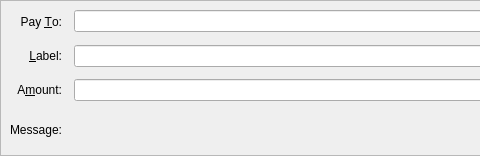
Before: the Qt Designer form src/qt/forms/sendcoinsentry.ui in ZENZO-Ecosystem/ZENZO-Core-Archive, drawn with Qt 5; both pictures show x 0 to 480 and y 0 to 156 of the 729 by 156 pixel window.
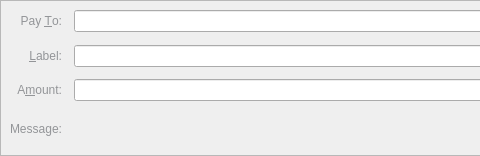
After: the same form once the commit is applied. Icons and pictures are not drawn. Custom widgets are drawn as their Qt base class.

```diff
--- a/src/qt/forms/sendcoinsentry.ui
+++ b/src/qt/forms/sendcoinsentry.ui
@@ -33,7 +33,7 @@
     <item row="2" column="0">
      <widget class="QLabel" name="amountLabel">
       <property name="text">
-       <string>A&amp;mount:</string>
+       <string>&lt;html&gt;&lt;head/&gt;&lt;body&gt;&lt;p&gt;&lt;span style=&quot; color:#939598;&quot;&gt;A&amp;amp;mount:&lt;/span&gt;&lt;/p&gt;&lt;/body&gt;&lt;/html&gt;</string>
       </property>
       <property name="alignment">
        <set>Qt::AlignRight|Qt::AlignTrailing|Qt::AlignVCenter</set>
@@ -46,7 +46,7 @@
     <item row="3" column="0">
      <widget class="QLabel" name="messageLabel">
       <property name="text">
-       <string>Message:</string>
+       <string>&lt;html&gt;&lt;head/&gt;&lt;body&gt;&lt;p&gt;&lt;span style=&quot; color:#939598;&quot;&gt;Message:&lt;/span&gt;&lt;/p&gt;&lt;/body&gt;&lt;/html&gt;</string>
       </property>
       <property name="alignment">
        <set>Qt::AlignRight|Qt::AlignTrailing|Qt::AlignVCenter</set>
@@ -69,7 +69,7 @@
     <item row="0" column="0">
      <widget class="QLabel" name="payToLabel">
       <property name="text">
-       <string>Pay &amp;To:</string>
+       <string>&lt;html&gt;&lt;head/&gt;&lt;body&gt;&lt;p&gt;&lt;span style=&quot; color:#939598;&quot;&gt;Pay &amp;amp;To:&lt;/span&gt;&lt;/p&gt;&lt;/body&gt;&lt;/html&gt;</string>
       </property>
       <property name="alignment">
        <set>Qt::AlignRight|Qt::AlignTrailing|Qt::AlignVCenter</set>
@@ -82,7 +82,7 @@
     <item row="1" column="0">
      <widget class="QLabel" name="labelLabel">
       <property name="text">
-       <string>&amp;Label:</string>
+       <string>&lt;html&gt;&lt;head/&gt;&lt;body&gt;&lt;p&gt;&lt;span style=&quot; color:#939598;&quot;&gt;&amp;amp;Label:&lt;/span&gt;&lt;/p&gt;&lt;/body&gt;&lt;/html&gt;</string>
       </property>
       <property name="alignment">
        <set>Qt::AlignRight|Qt::AlignTrailing|Qt::AlignVCenter</set>
```
Left out of the diff: 4 changed lines with no effect on the pictures.
